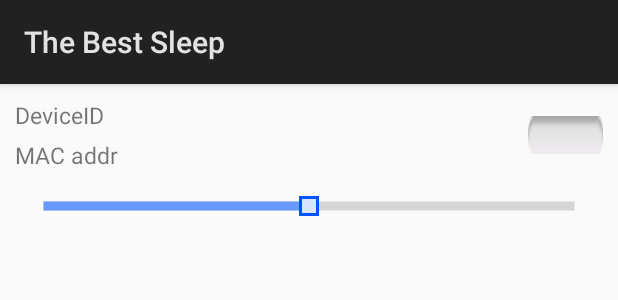
After one commit to LeeTaeSoon/TheBestSleep, an Android app: the layout lamplistlayout.xml on its own in the app's theme, with its tools: preview values and no code run, on a phone screen of 412 x 824 dp. The commit adds this screen. Shown: the top 300 px of the screen. Run offline under Robolectric (Android 15) with nearby library versions, the phone set to English and light mode, and no system bars.

Commit message:
lamp 인터페이스 추가

```diff
--- a/mobile/build.gradle
+++ b/mobile/build.gradle
@@ -29,4 +29,5 @@ dependencies {
     androidTestImplementation 'com.android.support.test.espresso:espresso-core:3.0.1'
     wearApp project(':wear')
     implementation 'com.google.android.gms:play-services-wearable:+'
+    implementation 'com.larswerkman:HoloColorPicker:1.5'
 }
--- /dev/null
+++ b/mobile/src/main/res/drawable/btn_lamp_onoff.xml
@@ -0,0 +1,5 @@
+<?xml version="1.0" encoding="utf-8"?>
+<selector xmlns:android="http://schemas.android.com/apk/res/android">
+    <item android:drawable="@android:drawable/button_onoff_indicator_off" android:state_checked="false" />
+    <item android:drawable="@android:drawable/button_onoff_indicator_on" android:state_checked="true"/>
+</selector>
--- /dev/null
+++ b/mobile/src/main/res/drawable/btn_lamp_onoff_bg.xml
@@ -0,0 +1,4 @@
+<?xml version="1.0" encoding="utf-8"?>
+<layer-list xmlns:android="http://schemas.android.com/apk/res/android">
+    <item android:drawable="@drawable/btn_lamp_onoff"/>
+</layer-list>
--- /dev/null
+++ b/mobile/src/main/res/drawable/seekbar_line.xml
@@ -0,0 +1,28 @@
+<?xml version="1.0" encoding="utf-8"?>
+<layer-list xmlns:android="http://schemas.android.com/apk/res/android">
+    <!--시크바 배경-->
+    <item android:id="@android:id/background">
+        <shape android:shape="line">    <!--선 : 길이6dp -->
+            <stroke android:width="6dp" android:color="#D5D5D5" />
+        </shape>
+    </item>
+
+    <!-- 시크바 배경2 -->
+    <item android:id="@android:id/secondaryProgress">
+        <clip>
+            <shape android:shape="line">
+                <stroke android:width="6dp" android:color="#0054FF" />
+            </shape>
+        </clip>
+    </item>
+
+    <!-- 시크바 프로그래스 -->
+    <item android:id="@android:id/progress" >
+        <clip>
+            <shape android:shape="line">
+                <stroke android:width="6dp" android:color="#6799FF" />
+            </shape>
+        </clip>
+    </item>
+
+</layer-list>
--- /dev/null
+++ b/mobile/src/main/res/drawable/seekbar_thumb.xml
@@ -0,0 +1,16 @@
+<?xml version="1.0" encoding="utf-8"?>
+<shape xmlns:android="http://schemas.android.com/apk/res/android"
+    android:shape="rectangle"
+    android:useLevel="false"  >
+    <!-- 배경 -->
+    <solid
+        android:color="#D9E5FF"/>
+    <!-- 테두리 -->
+    <stroke
+        android:width="2dp"
+        android:color="#0054FF" />
+    <!-- 크기 -->
+    <size
+        android:width="13dp"
+        android:height="13dp"/>
+</shape>
--- /dev/null
+++ b/mobile/src/main/res/layout/lamplistlayout.xml
@@ -0,0 +1,59 @@
+<?xml version="1.0" encoding="utf-8"?>
+<LinearLayout
+    xmlns:android="http://schemas.android.com/apk/res/android"
+    android:descendantFocusability="blocksDescendants"
+    android:layout_width="match_parent"
+    android:layout_height="wrap_content"
+    android:orientation="vertical">
+    <LinearLayout
+        android:layout_width="match_parent"
+        android:layout_height="wrap_content"
+        android:orientation="horizontal"
+        >
+        <LinearLayout
+            android:orientation="vertical"
+            android:layout_weight="1"
+            android:layout_width="0dp"
+            android:layout_height="wrap_content">
+        <TextView
+            android:layout_marginHorizontal="10dp"
+            android:layout_marginTop="10dp"
+            android:id="@+id/lamp_device_ID"
+            android:layout_width="match_parent"
+            android:layout_height="wrap_content"
+            android:textSize="15dp"
+            android:text="DeviceID"
+            />
+
+        <TextView
+            android:layout_marginHorizontal="10dp"
+            android:layout_marginTop="5dp"
+            android:layout_marginBottom="10dp"
+            android:id="@+id/lamp_MAC_addr"
+            android:layout_width="match_parent"
+            android:layout_height="wrap_content"
+            android:textSize="15dp"
+            android:text="MAC addr"
+            />
+        </LinearLayout>
+        <ToggleButton
+            android:layout_gravity="center_vertical"
+            android:layout_width="50dp"
+            android:layout_height="25dp"
+            android:layout_marginRight="10dp"
+            android:textOn=""
+            android:textOff=""
+            android:background="@drawable/btn_lamp_onoff_bg"/>
+    </LinearLayout>
+    <SeekBar
+        android:id="@+id/seekbar"
+        android:layout_width="match_parent"
+        android:layout_height="wrap_content"
+        android:max="100"
+        android:progress="50"
+        android:layout_marginHorizontal="10dp"
+        android:layout_marginVertical="5dp"
+        android:thumb="@drawable/seekbar_thumb"
+        android:progressDrawable="@drawable/seekbar_line"
+        />
+</LinearLayout>
--- a/mobile/src/main/res/layout/pluglistlayout.xml
+++ b/mobile/src/main/res/layout/pluglistlayout.xml
@@ -3,7 +3,8 @@
     xmlns:android="http://schemas.android.com/apk/res/android"
     android:layout_width="match_parent"
     android:layout_height="match_parent"
-    android:orientation="horizontal">
+    android:orientation="horizontal"
+    android:descendantFocusability="blocksDescendants">
 
     <TextView
         android:layout_margin="10dp"
```
Also changed, not shown: mobile/src/main/AndroidManifest.xml (+14 -4 lines), mobile/src/main/java/com/example/leetaesoon/thebestsleep/LampAdapter.java (added, +61 -0 lines), mobile/src/main/java/com/example/leetaesoon/thebestsleep/LampColorSetting.java (added, +55 -0 lines), mobile/src/main/java/com/example/leetaesoon/thebestsleep/LampItem.java (added, +29 -0 lines), mobile/src/main/java/com/example/leetaesoon/thebestsleep/LampSelect.java (+40 -0 lines), mobile/src/main/res/layout/activity_lamp_color_setting.xml (added, +28 -0 lines), mobile/src/main/res/layout/activity_lamp_select.xml (+8 -4 lines), mobile/src/main/res/drawable/toggle_off.png (added), mobile/src/main/res/drawable/toggle_on.png (added).
